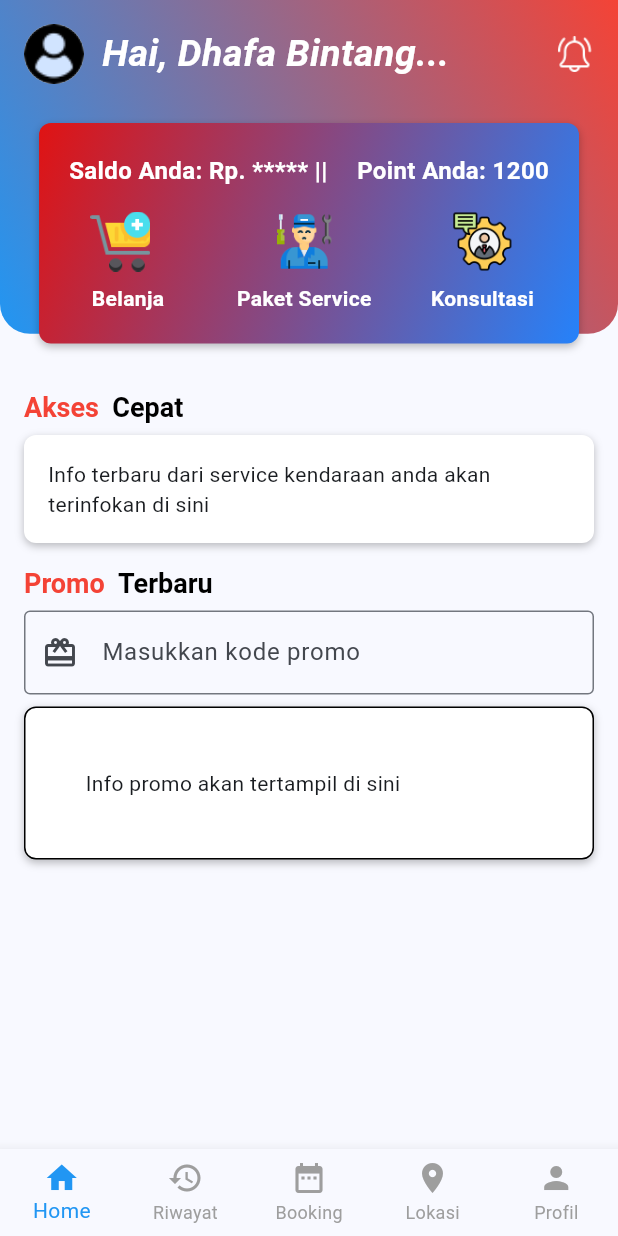
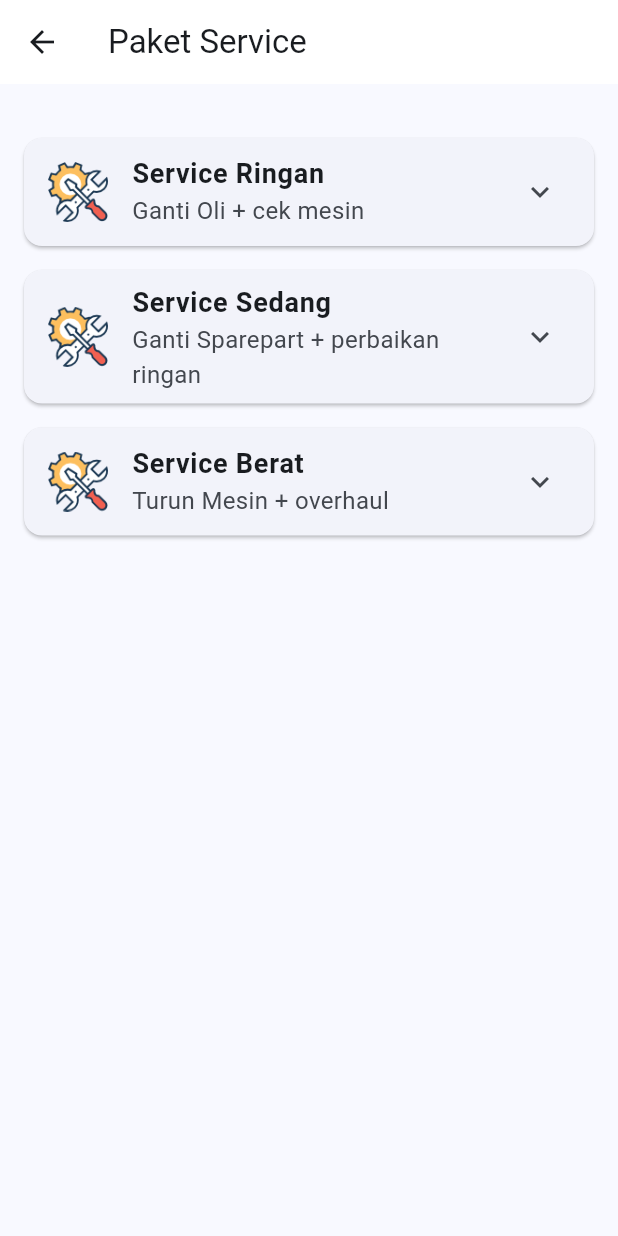
Before and after one commit to beoke/bengkel_flutter, a Flutter app: the screen it shows after launch, after a tap on "Paket Service", on a phone screen of 412 x 824 dp. Run offline on Flutter 3.47's test engine with Material 3 defaults, Android fonts, the phone set to English and light mode, and no system bars; our stand-ins replace animate_do.

Commit message:
paket service

```diff
--- /dev/null
+++ b/lib/home/paketservice.dart
@@ -0,0 +1,172 @@
+import 'package:flutter/material.dart';
+
+class PaketserviceScreen extends StatefulWidget {
+  const PaketserviceScreen({super.key});
+
+  @override
+  State<PaketserviceScreen> createState() => _PaketserviceScreenState();
+}
+
+class _PaketserviceScreenState extends State<PaketserviceScreen> {
+  // Daftar item yang bisa dibuka dan ditutup
+  final List<bool> _isExpandedList = [false, false, false];
+
+  @override
+  Widget build(BuildContext context) {
+    return Scaffold(
+      appBar: AppBar(
+        title: const Text('Paket Service'),
+        backgroundColor: Colors.white,
+      ),
+      body: Padding(
+        padding: const EdgeInsets.all(16.0),
+        child: Column(
+          crossAxisAlignment: CrossAxisAlignment.start,
+          children: [
+            const SizedBox(height: 20),
+            // Daftar produk
+            Expanded(
+              child: ListView(
+                children: [
+                  _buildItemBox(
+                    'assets/paket_service.png',
+                    'Service Ringan',
+                    'Ganti Oli + cek mesin',
+                    context,
+                    0,
+                    [
+                      '1. Ganti Oli',
+                      '2. Cek Kesehatan Mesin',
+                      '3. Coba di Jalan',
+                    ],
+                  ),
+                  _buildItemBox(
+                    'assets/paket_service.png',
+                    'Service Sedang',
+                    'Ganti Sparepart + perbaikan ringan',
+                    context,
+                    1,
+                    [
+                      '1. Ganti Sparepart',
+                      '2. Perbaikan Sistem Kelistrikan',
+                      '3. Cek Kesehatan Mesin',
+                      '4. Coba di Jalan',
+                    ],
+                  ),
+                  _buildItemBox(
+                    'assets/paket_service.png',
+                    'Service Berat',
+                    'Turun Mesin + overhaul',
+                    context,
+                    2,
+                    [
+                      '1. Turun Mesin',
+                      '2. Overhaul Mesin',
+                      '3. Ganti Sparepart Utama',
+                      '4. Cek Kesehatan Mesin',
+                      '5. Coba di Jalan',
+                    ],
+                  ),
+                ],
+              ),
+            ),
+          ],
+        ),
+      ),
+    );
+  }
+
+  // Fungsi untuk membuat box item produk
+  Widget _buildItemBox(
+    String imagePath, // Parameter untuk path gambar
+    String title,
+    String price,
+    BuildContext context,
+    int index,
+    List<String> services, // Daftar layanan untuk setiap paket
+  ) {
+    return Card(
+      margin: const EdgeInsets.only(bottom: 16.0),
+      child: Column(
+        children: [
+          // Bagian atas (gambar, judul, dan harga)
+          ListTile(
+            leading: Image.asset(
+              imagePath, // Menggunakan gambar dari assets
+              width: 40,
+              height: 40,
+              fit: BoxFit.cover,
+            ),
+            title: Text(
+              title,
+              style: const TextStyle(
+                fontSize: 18,
+                fontWeight: FontWeight.bold,
+              ),
+            ),
+            subtitle: Text(
+              price,
+              style: const TextStyle(
+                fontSize: 16,
+              ),
+            ),
+            trailing: Icon(
+              _isExpandedList[index]
+                  ? Icons.expand_less
+                  : Icons.expand_more,
+            ),
+            onTap: () {
+              setState(() {
+                _isExpandedList[index] = !_isExpandedList[index];
+              });
+            },
+          ),
+
+          // Container yang membuka ke bawah dengan animasi
+          AnimatedCrossFade(
+            duration: const Duration(milliseconds: 300), // Durasi animasi
+            firstChild: Container(), // Container kosong saat tertutup
+            secondChild: Padding(
+              padding: const EdgeInsets.symmetric(horizontal: 16.0, vertical: 8.0),
+              child: Column(
+                children: services
+                    .map((service) => _buildServiceItem(service))
+                    .toList(),
+              ),
+            ),
+            crossFadeState: _isExpandedList[index]
+                ? CrossFadeState.showSecond
+                : CrossFadeState.showFirst,
+          ),
+        ],
+      ),
+    );
+  }
+
+  // Fungsi untuk membuat item layanan
+  Widget _buildServiceItem(String serviceName) {
+    return Padding(
+      padding: const EdgeInsets.symmetric(vertical: 8.0),
+      child: Row(
+        children: [
+          const Icon(Icons.arrow_right, size: 20.0),
+          const SizedBox(width: 8.0),
+          Text(
+            serviceName,
+            style: const TextStyle(
+              fontSize: 16,
+            ),
+          ),
+        ],
+      ),
+    );
+  }
+}
+
+void main() {
+  runApp(
+    const MaterialApp(
+      home: PaketserviceScreen(),
+    ),
+  );
+}
--- a/lib/main.dart
+++ b/lib/main.dart
@@ -5,6 +5,7 @@ import 'profile/profile.dart';
 import 'booking/bookingjadwal.dart';
 import 'riwayat/riwayat.dart';
 import 'home/belanja.dart';
+import 'home/paketservice.dart';
 
 void main() {
   runApp(const MyApp());
@@ -244,9 +245,12 @@ class HomePage extends StatelessWidget {
                                 icon: 'assets/mechanic.png',
                                 title: 'Paket Service',
                                 onTap: () {
-                                  //Navigator.push(
-                                  // context,
-                                  // MaterialPageRoute(builder: (context) => BelanjaForm()),
+                                 Navigator.push(
+                                    context,
+                                    MaterialPageRoute(
+                                      builder: (context) => PaketserviceScreen(),
+                                    ),
+                                  );
                                 },
                                 offset:
                                     const Offset(7, 0), // geser gambar ke kiri
```
